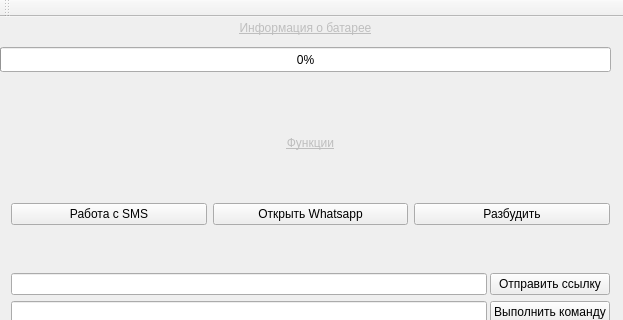
Before: the Qt Designer form mainwindow.ui in andrusha10t500/InfoPhone, drawn with Qt 5; both pictures show x 0 to 623 and y 0 to 320 of the 623 by 475 pixel window.
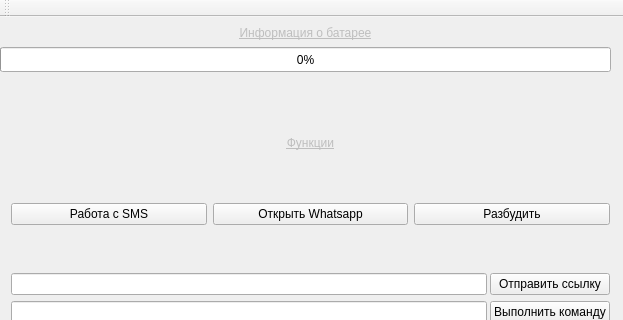
After: the same form once the commit is applied.

```diff
--- a/mainwindow.ui
+++ b/mainwindow.ui
@@ -203,7 +203,7 @@
       <x>0</x>
       <y>0</y>
       <width>611</width>
-      <height>21</height>
+      <height>31</height>
      </rect>
     </property>
     <property name="font">
```
